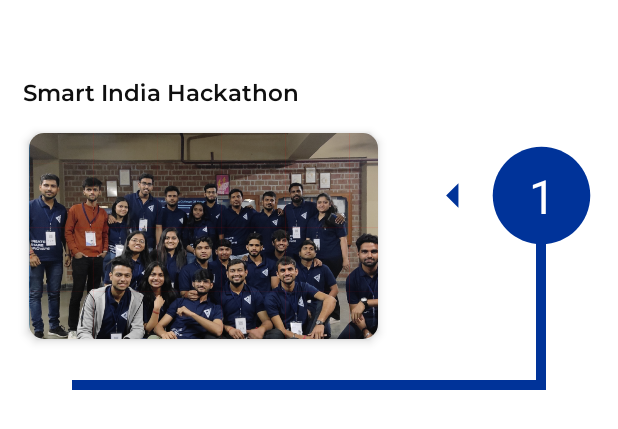
After one commit to itssinghankit/CSI, an Android app: the layout achievement_first_recycler_item.xml on its own in the app's theme, with its tools: preview values and no code run, on a phone screen of 412 x 824 dp. The commit adds this screen. Shown: the top 429 px of the screen. Run offline under Robolectric (Android 15) with nearby library versions, the phone set to English and light mode, and no system bars.

Commit message:
achievement items

```diff
--- /dev/null
+++ b/app/src/main/res/drawable/baseline_arrow_left_24.xml
@@ -0,0 +1,5 @@
+<vector android:autoMirrored="true" android:height="24dp"
+    android:tint="@color/darkblue" android:viewportHeight="24"
+    android:viewportWidth="24" android:width="24dp" xmlns:android="http://schemas.android.com/apk/res/android">
+    <path android:fillColor="@android:color/white" android:pathData="M14,7l-5,5 5,5V7z"/>
+</vector>
--- /dev/null
+++ b/app/src/main/res/drawable/baseline_arrow_right_24.xml
@@ -0,0 +1,5 @@
+<vector android:autoMirrored="true" android:height="24dp"
+    android:tint="@color/darkblue" android:viewportHeight="24"
+    android:viewportWidth="24" android:width="24dp" xmlns:android="http://schemas.android.com/apk/res/android">
+    <path android:fillColor="@android:color/white" android:pathData="M10,17l5,-5 -5,-5v10z"/>
+</vector>
--- /dev/null
+++ b/app/src/main/res/drawable/baseline_circle_24.xml
@@ -0,0 +1,5 @@
+<vector android:height="24dp" android:tint="#003399"
+    android:viewportHeight="24" android:viewportWidth="24"
+    android:width="24dp" xmlns:android="http://schemas.android.com/apk/res/android">
+    <path android:fillColor="@android:color/white" android:pathData="M12,2C6.47,2 2,6.47 2,12s4.47,10 10,10 10,-4.47 10,-10S17.53,2 12,2z"/>
+</vector>
--- /dev/null
+++ b/app/src/main/res/layout/achievement_first_recycler_item.xml
@@ -0,0 +1,96 @@
+<?xml version="1.0" encoding="utf-8"?>
+<androidx.constraintlayout.widget.ConstraintLayout xmlns:android="http://schemas.android.com/apk/res/android"
+    xmlns:app="http://schemas.android.com/apk/res-auto"
+    android:layout_width="match_parent"
+    android:layout_height="@dimen/_200sdp">
+
+    <View
+        android:id="@+id/centerline"
+        android:layout_width="@dimen/_5sdp"
+        android:layout_height="match_parent"
+        android:layout_marginStart="@dimen/_220sdp"
+        android:layout_marginTop="@dimen/_100sdp"
+        android:layout_marginEnd="@dimen/_37sdp"
+        android:background="@color/darkblue"
+        app:layout_constraintEnd_toEndOf="parent"
+        app:layout_constraintTop_toTopOf="parent" />
+
+    <ImageView
+        android:id="@+id/centerbox"
+        android:layout_width="@dimen/_60sdp"
+        android:layout_height="@dimen/_60sdp"
+        android:src="@drawable/baseline_circle_24"
+        app:layout_constraintBottom_toBottomOf="parent"
+        app:layout_constraintEnd_toEndOf="@id/centerline"
+        app:layout_constraintStart_toStartOf="@id/centerline"
+        app:layout_constraintTop_toTopOf="parent" />
+
+    <TextView
+        android:id="@+id/centerboxNo"
+        android:layout_width="wrap_content"
+        android:layout_height="wrap_content"
+        android:text="1"
+        android:textColor="@color/white"
+        android:textSize="@dimen/_24ssp"
+        app:layout_constraintBottom_toBottomOf="@id/centerbox"
+        app:layout_constraintEnd_toEndOf="@id/centerbox"
+        app:layout_constraintStart_toStartOf="@id/centerbox"
+        app:layout_constraintTop_toTopOf="@id/centerbox" />
+
+
+    <ImageView
+        android:id="@+id/leftarrow"
+        android:layout_width="@dimen/_30sdp"
+        android:layout_height="@dimen/_30sdp"
+        android:src="@drawable/baseline_arrow_left_24"
+        app:layout_constraintBottom_toBottomOf="parent"
+        app:layout_constraintEnd_toStartOf="@id/centerbox"
+        app:layout_constraintTop_toTopOf="parent" />
+
+    <TextView
+        android:id="@+id/achievementName"
+        android:layout_width="0dp"
+        android:layout_height="wrap_content"
+        android:layout_marginStart="@dimen/_12sdp"
+        android:layout_marginBottom="@dimen/_6sdp"
+        android:ellipsize="end"
+        android:fontFamily="@font/montserrat_semibold"
+        android:maxLines="3"
+        android:text="Smart India Hackathon"
+        android:textColor="@color/black"
+        android:textSize="@dimen/_12ssp"
+        app:layout_constraintBottom_toTopOf="@+id/imgContainer"
+        app:layout_constraintEnd_toStartOf="@+id/leftarrow"
+        app:layout_constraintStart_toStartOf="parent" />
+
+    <com.google.android.material.card.MaterialCardView
+        android:id="@+id/imgContainer"
+        android:layout_width="@dimen/_190sdp"
+        android:layout_height="@dimen/_120sdp"
+        android:layout_marginStart="@dimen/_9sdp"
+        android:layout_marginBottom="@dimen/_19sdp"
+        app:cardCornerRadius="10dp"
+        app:cardElevation="4dp"
+        app:cardUseCompatPadding="true"
+        app:layout_constraintBottom_toBottomOf="parent"
+        app:layout_constraintStart_toStartOf="parent">
+
+        <ImageView
+            android:id="@+id/image"
+            android:layout_width="@dimen/_190sdp"
+            android:layout_height="@dimen/_120sdp"
+            android:scaleType="centerCrop"
+            android:src="@drawable/aboutus" />
+    </com.google.android.material.card.MaterialCardView>
+
+    <View
+        android:layout_width="0dp"
+        android:layout_height="@dimen/_5sdp"
+        android:layout_marginStart="@dimen/_37sdp"
+        android:background="@color/darkblue"
+        app:layout_constraintBottom_toBottomOf="parent"
+        app:layout_constraintEnd_toEndOf="@id/centerline"
+        app:layout_constraintStart_toStartOf="parent" />
+
+
+</androidx.constraintlayout.widget.ConstraintLayout>
```
Also changed, not shown: app/src/main/res/layout/achievement_center_left_recycleritem.xml (added, +94 -0 lines), app/src/main/res/layout/achievement_center_right_recycleritem.xml (added, +94 -0 lines), app/src/main/res/layout/achievement_last_left_recycleritem.xml (added, +86 -0 lines), app/src/main/res/layout/achievement_last_right_recycleritem.xml (added, +86 -0 lines), app/src/main/res/layout/fragment_home.xml (+78 -28 lines).
